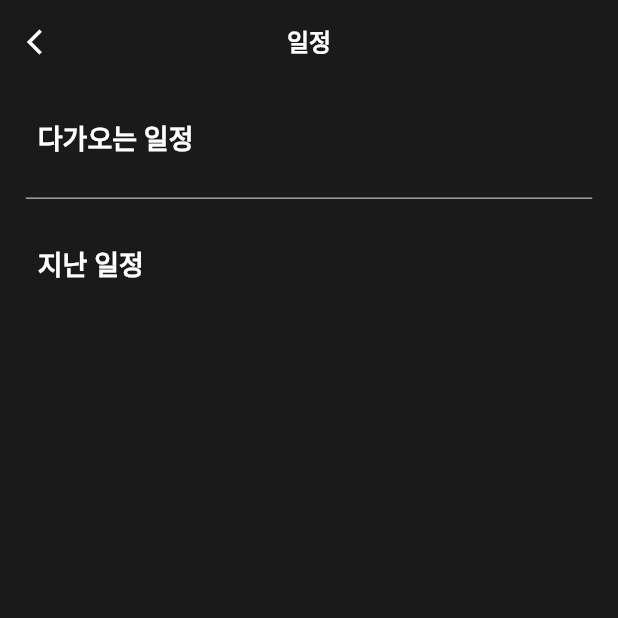
After one commit to Club-PARD/PARD_APP, a Flutter app: the SchedulerScreen screen opened by its route, on a phone screen of 412 x 824 dp, the top half of it. The commit adds this screen. Run offline on Flutter 3.47's test engine with Material 2 defaults, Android fonts, the phone set to English and light mode, and no system bars; our stand-ins replace cloud_firestore, device_info_plus, firebase_auth, firebase_core, firebase_messaging, flutter_local_notifications and 5 more; missing offline and left inert: qr_code_scanner; accounts and stored records are empty; Roboto replaces fonts that are missing (Pretendard).

Commit message:
sungkuk합체 끝
;

```diff
--- a/lib/Views/home_view.dart
+++ b/lib/Views/home_view.dart
@@ -509,7 +509,9 @@ class _HomePageState extends State<HomePage> {
                     children: [
                       Text('🗓 UPCOMING EVENT 🗓 ', style: headlineLarge),
                       TextButton(
-                          onPressed: () {},
+                          onPressed: () {
+                            Get.toNamed('/schedule');
+                          },
                           child: Text('더보기', style: titleMedium)),
                     ],
                   ),
--- /dev/null
+++ b/lib/Views/schedule_view.dart
@@ -0,0 +1,86 @@
+import 'package:flutter/material.dart';
+import 'package:get/get.dart';
+import 'package:pard_app/component/schedule_container.dart';
+import 'package:pard_app/controllers/schedule_controller.dart';
+import 'package:pard_app/model/schedule_model/schedule_model.dart';
+import 'package:pard_app/utilities/color_style.dart';
+import 'package:pard_app/utilities/text_style.dart';
+
+class SchedulerScreen extends StatelessWidget {
+  final ScheduleController scheduleController = Get.put(ScheduleController());
+
+  SchedulerScreen({super.key});
+
+  @override
+  Widget build(BuildContext context) {
+    return Scaffold(
+      backgroundColor: backgroundColor,
+      appBar: AppBar(
+        backgroundColor: backgroundColor,
+        elevation: 0,
+        title: Text('일정', style: Theme.of(context).textTheme.headlineLarge),
+        leading: IconButton(
+          icon: const Icon(
+            Icons.arrow_back_ios,
+            color: Colors.white,
+            size: 20,
+          ),
+          onPressed: () {
+            Get.back();
+          },
+        ),
+      ),
+      body: ListView(
+        padding: EdgeInsets.symmetric(
+            horizontal: MediaQuery.of(context).size.width / 24),
+        children: [
+          _buildSection('다가오는 일정', () => scheduleController.upcomingSchedules,
+              displaySmall, false),
+          SizedBox(
+            height: MediaQuery.of(context).size.width / 34,
+          ),
+          Divider(
+            color: grayScale[30],
+            thickness: 1,
+          ),
+          _buildSection('지난 일정', () => scheduleController.pastSchedules,
+              displaySmall, true),
+        ],
+      ),
+    );
+  }
+
+  Widget _buildSection(
+      String title,
+      List<ScheduleModel> Function() getSchedules,
+      TextStyle titleStyle,
+      bool isPast) {
+    return Column(
+      crossAxisAlignment: CrossAxisAlignment.start,
+      children: [
+        const Divider(),
+        Padding(
+          padding: const EdgeInsets.all(8.0),
+          child: Text(
+            title,
+            style: titleStyle,
+          ),
+        ),
+        Obx(
+          () {
+            final schedules = getSchedules();
+            if (schedules.isEmpty) {
+              return const SizedBox.shrink();
+            }
+
+            return Column(
+              children: schedules.map((schedule) {
+                return ScheduleContainer(schedule, isPast: isPast);
+              }).toList(),
+            );
+          },
+        ),
+      ],
+    );
+  }
+}
--- a/lib/controllers/push_notification_controller.dart
+++ b/lib/controllers/push_notification_controller.dart
@@ -11,6 +11,7 @@ class PushNotificationController extends GetxController {
     final UserController userController = Get.put(UserController());
   /// 앱 어디서든지 접근 가능하게
   late final FirebaseMessaging firebaseMessaging =FirebaseMessaging.instance;
+  var onOff = true.obs;
 
     Future<void> setupFlutterNotifications() async {
   channel = const AndroidNotificationChannel(
@@ -41,6 +42,11 @@ class PushNotificationController extends GetxController {
 
   // 토큰 요청
   getToken();
+  ever(onOff, (value) async {
+      await FirebaseFirestore.instance.collection('notification_controller').doc('notification').set({
+        'onOff': value
+      });
+    });
 
     }
 
--- a/lib/main.dart
+++ b/lib/main.dart
@@ -1,3 +1,4 @@
+import 'package:cloud_firestore/cloud_firestore.dart';
 import 'package:firebase_core/firebase_core.dart';
 import 'package:firebase_messaging/firebase_messaging.dart';
 import 'package:flutter/material.dart';
@@ -11,6 +12,11 @@ import 'package:pard_app/my_app.dart';
 @pragma('vm:entry-point')
 Future<void> _firebaseMessagingBackgroundHandler(RemoteMessage message) async {
   await Firebase.initializeApp();
+  bool? onOff = (await FirebaseFirestore.instance
+          .collection('notification_controller')
+          .doc('notification')
+          .get())
+      .data()?['onOff'];
   print('******************백그라운드 시작***********************'); /** 안드로이드에서만 나오고 ios는 안나옴 */
   final pushController = PushNotificationController(); // 셋팅 메소드
   await pushController.setupFlutterNotifications();
--- /dev/null
+++ b/lib/model/schedule_model/schedule_model.dart
@@ -0,0 +1,29 @@
+import 'package:json_annotation/json_annotation.dart';
+
+part 'schedule_model.g.dart';
+
+@JsonSerializable()
+class ScheduleModel {
+  ScheduleModel(
+    this.attend,
+    this.title,
+    this.description,
+    this.dueDate,
+    this.place,
+    this.part,
+    this.previous,
+  );
+
+  Map<String, int> attend;
+  String title;
+  String description;
+  DateTime dueDate;
+  String place;
+  String part;
+  bool previous;
+
+  factory ScheduleModel.fromJson(Map<String, dynamic> json) =>
+      _$ScheduleModelFromJson(json);
+
+  Map<String, dynamic> toJson() => _$ScheduleModelToJson(this);
+}
--- a/lib/my_app.dart
+++ b/lib/my_app.dart
@@ -9,6 +9,8 @@ import 'package:pard_app/Views/tos_view.dart';
 import 'package:pard_app/Views/mypage.dart';
 import 'package:pard_app/component/qr_scanner.dart';
 import 'package:pard_app/utilities/app_theme.dart';
+
+import 'Views/schedule_view.dart';
 
 class MyApp extends StatelessWidget {
   const MyApp({super.key});
@@ -36,7 +38,8 @@ class MyApp extends StatelessWidget {
           GetPage(name: '/mypoint', page: () => MyPointScreen()),
           GetPage(name: '/home', page: () => const HomePage()),
           GetPage(name: '/mypage', page: () => const MyPage()),
-          GetPage(name: '/qr', page: () => QRScan())
+          GetPage(name: '/qr', page: () => QRScan()),
+          GetPage(name: '/schedule', page: () => SchedulerScreen())
           // GetPage(name: '/first', page: () => FirstNamedPage()),
           // GetPage(name: '/second', page: () => SecondNamedPage()),
         ],
--- a/pubspec.yaml
+++ b/pubspec.yaml
@@ -51,6 +51,7 @@ dependencies:
   firebase_messaging: ^14.6.7
   rflutter_alert: ^2.0.7
   flutter_local_notifications: ^15.1.1
+  simple_gradient_text: ^1.2.4
 
 dev_dependencies:
   flutter_test:
```
Also changed, not shown: lib/Views/mypage.dart (+11 -9 lines), lib/component/pard_part.dart (added, +46 -0 lines), lib/component/schedule_container.dart (added, +80 -0 lines), lib/controllers/schedule_controller.dart (+51 -3 lines), lib/model/schedule_model.dart (deleted, +0 -18 lines), lib/model/schedule_model/schedule_model.g.dart (added), pubspec.lock, 2 other files.
